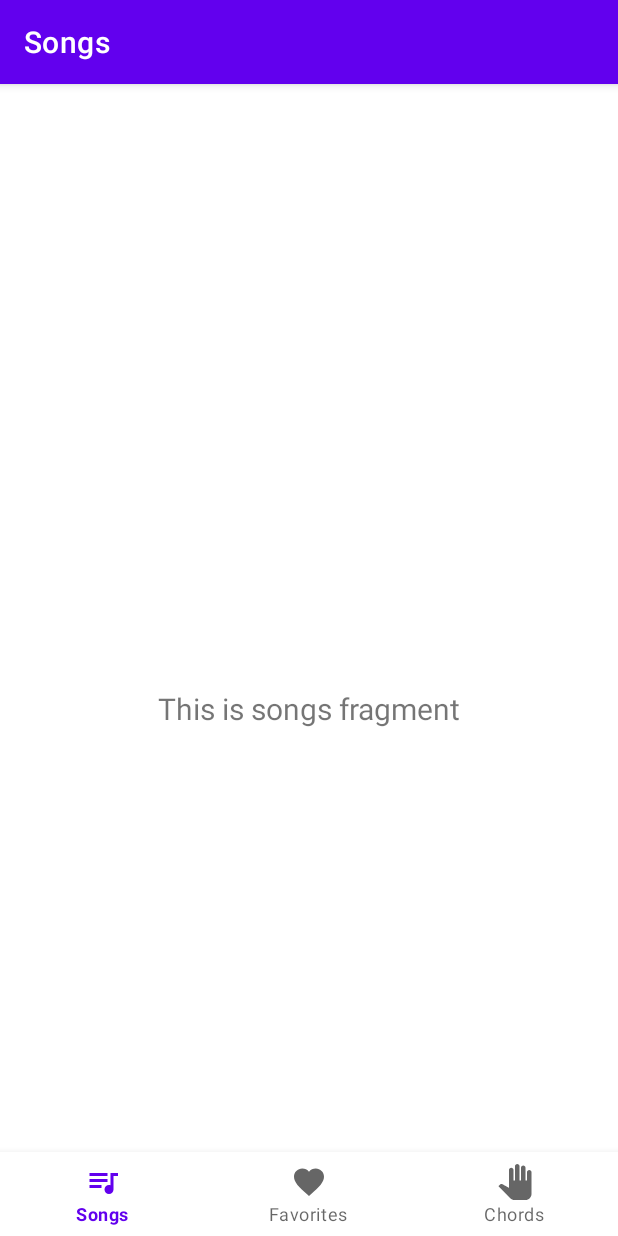
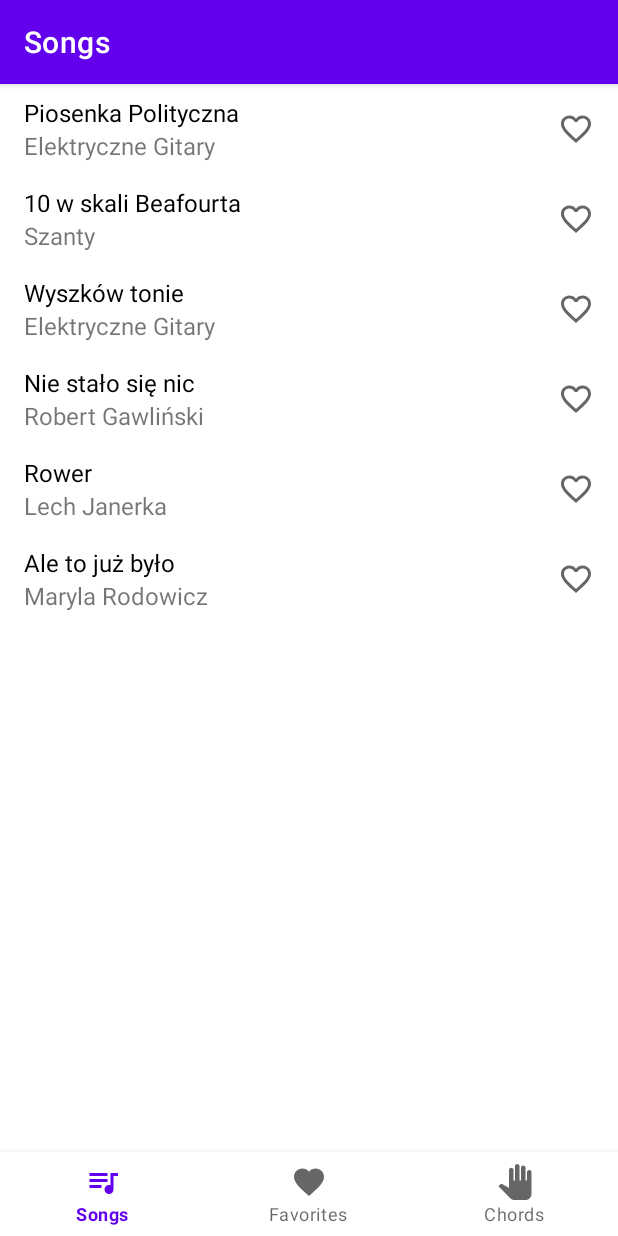
Before and after one commit to martapolcyn/Songbook, an Android app: the screen it shows after launch (MainActivity), on a phone screen of 412 x 824 dp. Run offline under Robolectric (Android 15) with nearby library versions, the phone set to English and light mode, and no system bars; our stand-ins replace navigation-ui.

Commit message:
SongFragment development (Song class, RecyclerView, RecyclerViewAdapter)

```diff
--- a/app/src/main/java/com/martapolcyn/songbook/MainActivity.java
+++ b/app/src/main/java/com/martapolcyn/songbook/MainActivity.java
@@ -1,9 +1,13 @@
 package com.martapolcyn.songbook;
 
+import android.content.Intent;
 import android.os.Bundle;
+import android.view.Menu;
+import android.widget.TextView;
 
 import com.google.android.material.bottomnavigation.BottomNavigationView;
 
+import androidx.annotation.Nullable;
 import androidx.appcompat.app.AppCompatActivity;
 import androidx.navigation.NavController;
 import androidx.navigation.Navigation;
@@ -11,6 +15,8 @@ import androidx.navigation.ui.AppBarConfiguration;
 import androidx.navigation.ui.NavigationUI;
 
 import com.martapolcyn.songbook.databinding.ActivityMainBinding;
+import com.martapolcyn.songbook.ui.songs.Song;
+import com.martapolcyn.songbook.ui.songs.SongsFragment;
 
 public class MainActivity extends AppCompatActivity {
 
@@ -34,4 +40,8 @@ public class MainActivity extends AppCompatActivity {
         NavigationUI.setupWithNavController(binding.navView, navController);
     }
 
+    @Override
+    public boolean onCreateOptionsMenu(Menu menu) {
+        return super.onCreateOptionsMenu(menu);
+    }
 }
--- /dev/null
+++ b/app/src/main/java/com/martapolcyn/songbook/ui/songs/Song.java
@@ -0,0 +1,50 @@
+package com.martapolcyn.songbook.ui.songs;
+
+import androidx.recyclerview.widget.RecyclerView;
+
+import java.io.Serializable;
+
+public class Song implements Serializable, Comparable<Song> {
+
+    private String title;
+    private String artist;
+    private String lyrics;
+    private String chords;
+
+    public Song(String title, String artist) {
+        this.title = title;
+        this.artist = artist;
+    }
+
+    public Song(String title, String artist, String lyrics, String chords) {
+        this.title = title;
+        this.artist = artist;
+        this.lyrics = lyrics;
+        this.chords = chords;
+    }
+
+    public String getTitle() {
+        return title;
+    }
+
+    public String getArtist() {
+        return artist;
+    }
+
+    public String getLyrics() {
+        return lyrics;
+    }
+
+    public String getChords() {
+        return chords;
+    }
+
+    @Override
+    public int compareTo(Song song) {
+        if (this.getArtist().compareTo(song.getArtist()) != 0) {
+            return this.getArtist().compareTo(song.getArtist());
+        } else {
+            return this.getTitle().compareTo(song.getTitle());
+        }
+    }
+}
--- /dev/null
+++ b/app/src/main/java/com/martapolcyn/songbook/ui/songs/SongAdapter.java
@@ -0,0 +1,68 @@
+package com.martapolcyn.songbook.ui.songs;
+
+import android.content.Context;
+import android.view.LayoutInflater;
+import android.view.View;
+import android.view.ViewGroup;
+import android.widget.ArrayAdapter;
+import android.widget.Filter;
+import android.widget.Filterable;
+import android.widget.TextView;
+
+import androidx.annotation.NonNull;
+import androidx.recyclerview.widget.RecyclerView;
+
+import com.martapolcyn.songbook.R;
+
+import java.lang.reflect.Array;
+import java.util.ArrayList;
+import java.util.List;
+
+public class SongAdapter extends RecyclerView.Adapter<SongAdapter.MyViewHolder> {
+
+    private ArrayList<Song> songs;
+
+    public SongAdapter(ArrayList<Song> songs) {
+        this.songs = songs;
+    }
+
+    public class MyViewHolder extends RecyclerView.ViewHolder {
+
+        private TextView tvTitle;
+        private TextView tvArtist;
+
+        public MyViewHolder(@NonNull View itemView) {
+            super(itemView);
+            tvTitle = itemView.findViewById(R.id.tv_title);
+            tvArtist = itemView.findViewById(R.id.tv_artist);
+        }
+
+        public TextView getTvTitle(){
+            return tvTitle;
+        }
+
+        public TextView getTvArtist(){
+            return tvArtist;
+        }
+    }
+
+    @NonNull
+    @Override
+    public MyViewHolder onCreateViewHolder(@NonNull ViewGroup viewGroup, int i) {
+        View itemView = LayoutInflater.from(viewGroup.getContext()).inflate(R.layout.list_item, viewGroup, false);
+        return new MyViewHolder(itemView);
+    }
+
+    @Override
+    public void onBindViewHolder(@NonNull MyViewHolder viewHolder, int i) {
+        String title = songs.get(i).getTitle();
+        String artist = songs.get(i).getArtist();
+        viewHolder.tvTitle.setText(title);
+        viewHolder.tvArtist.setText(artist);
+    }
+
+    @Override
+    public int getItemCount() {
+        return 6;
+    }
+}
--- a/app/src/main/java/com/martapolcyn/songbook/ui/songs/SongsFragment.java
+++ b/app/src/main/java/com/martapolcyn/songbook/ui/songs/SongsFragment.java
@@ -4,34 +4,69 @@ import android.os.Bundle;
 import android.view.LayoutInflater;
 import android.view.View;
 import android.view.ViewGroup;
-import android.widget.TextView;
 
 import androidx.annotation.NonNull;
+import androidx.annotation.Nullable;
 import androidx.fragment.app.Fragment;
-import androidx.lifecycle.ViewModelProvider;
+import androidx.recyclerview.widget.DefaultItemAnimator;
+import androidx.recyclerview.widget.LinearLayoutManager;
+import androidx.recyclerview.widget.RecyclerView;
 
-import com.martapolcyn.songbook.databinding.FragmentSongsBinding;
+import com.martapolcyn.songbook.R;
+
+import java.lang.reflect.Array;
+import java.util.ArrayList;
 
 public class SongsFragment extends Fragment {
 
-    private FragmentSongsBinding binding;
+    // add RecycleView member
+    private RecyclerView recyclerView;
 
-    public View onCreateView(@NonNull LayoutInflater inflater,
-                             ViewGroup container, Bundle savedInstanceState) {
-        SongsViewModel songsViewModel =
-                new ViewModelProvider(this).get(SongsViewModel.class);
+    @Nullable
+    @Override
+    public View onCreateView(@NonNull LayoutInflater inflater, @Nullable ViewGroup container, @Nullable Bundle savedInstanceState) {
 
-        binding = FragmentSongsBinding.inflate(inflater, container, false);
-        View root = binding.getRoot();
+        View view = inflater.inflate(R.layout.list_fragment, container, false);
 
-        final TextView textView = binding.textSongs;
-        songsViewModel.getText().observe(getViewLifecycleOwner(), textView::setText);
-        return root;
-    }
+        ArrayList<Song> songs = new ArrayList<>();
+        songs.add(new Song("Piosenka Polityczna", "Elektryczne Gitary",
+                "To jest piosenka polityczna" +
+                        "\nTo jest piosenka zakazana" +
+                        "\nOna jest szczera, autentyczna" +
+                        "\nJest antykapitalistyczna", "C e F G"));
+        songs.add(new Song("10 w skali Beafourta", "Szanty",
+                "Kołysał nas zachodni wiatr," +
+                        "\nbrzeg gdzieś za rufą został." +
+                        "\nI nagle ktoś jak papier zbladł:" +
+                        "\nsztorm idzie, panie bosman!", "a d\nE7 a\nd a\nH7 E7"));
+        songs.add(new Song("Wyszków tonie", "Elektryczne Gitary",
+                "Siedzę na dachu, tutaj nie dojdzie," +
+                        "\nW piwnicy zostały moje kartofle!" +
+                        "\nDwóch ludzi na tratwie uwija się żywo" +
+                        "\nTonącym po paczce sprzedają piwo!", "d B\nd A\nd B\nG"));
+        songs.add(new Song("Nie stało się nic", "Robert Gawliński",
+                "Jeden dzień, jedna noc" +
+                        "\nA w życiu jakby piękniej" +
+                        "\nByłem z nią parę chwil" +
+                        "\nByło tak namiętnie", "a d\nE\na d\nE"));
+        songs.add(new Song("Rower", "Lech Janerka",
+                "Jadę na rowerze, słuchaj, do byle gdzie" +
+                        "\nRower mam, posłuchaj, w taki różowy dżez" +
+                        "\nMoże byś tak, Damian, wpadł popedałować?", "F\nC\ng d F\n"));
+        songs.add(new Song("Ale to już było", "Maryla Rodowicz",
+                "Z wielu pieców się jadło chleb" +
+                        "\nChoć od lat przyglądam się światu" +
+                        "\nCzasem rano zabolał łeb" +
+                        "\nI mówili: zmiana klimatu", "C G C\nd G\nC G C\nd G"));
 
-    @Override
-    public void onDestroyView() {
-        super.onDestroyView();
-        binding = null;
+        recyclerView = view.findViewById(R.id.recycler_view);
+        recyclerView.setHasFixedSize(true);
+        RecyclerView.LayoutManager layoutManager = new LinearLayoutManager(getActivity().getApplicationContext());
+        recyclerView.setLayoutManager(layoutManager);
+        recyclerView.setItemAnimator(new DefaultItemAnimator());
+        recyclerView.setAdapter(new SongAdapter(songs));
+
+
+        return view;
     }
 }
--- /dev/null
+++ b/app/src/main/res/drawable/ic_search_white_24dp.xml
@@ -0,0 +1,5 @@
+<vector android:height="24dp" android:tint="#FFFFFF"
+    android:viewportHeight="24" android:viewportWidth="24"
+    android:width="24dp" xmlns:android="http://schemas.android.com/apk/res/android">
+    <path android:fillColor="@android:color/white" android:pathData="M15.5,14h-0.79l-0.28,-0.27C15.41,12.59 16,11.11 16,9.5 16,5.91 13.09,3 9.5,3S3,5.91 3,9.5 5.91,16 9.5,16c1.61,0 3.09,-0.59 4.23,-1.57l0.27,0.28v0.79l5,4.99L20.49,19l-4.99,-5zM9.5,14C7.01,14 5,11.99 5,9.5S7.01,5 9.5,5 14,7.01 14,9.5 11.99,14 9.5,14z"/>
+</vector>
--- a/app/src/main/res/layout/activity_main.xml
+++ b/app/src/main/res/layout/activity_main.xml
@@ -3,8 +3,7 @@
     xmlns:app="http://schemas.android.com/apk/res-auto"
     android:id="@+id/container"
     android:layout_width="match_parent"
-    android:layout_height="match_parent"
-    android:paddingTop="?attr/actionBarSize">
+    android:layout_height="match_parent">
 
     <com.google.android.material.bottomnavigation.BottomNavigationView
         android:id="@+id/nav_view"
--- a/app/src/main/res/layout/fragment_songs.xml
+++ /dev/null
@@ -1,22 +0,0 @@
-<?xml version="1.0" encoding="utf-8"?>
-<androidx.constraintlayout.widget.ConstraintLayout xmlns:android="http://schemas.android.com/apk/res/android"
-    xmlns:app="http://schemas.android.com/apk/res-auto"
-    xmlns:tools="http://schemas.android.com/tools"
-    android:layout_width="match_parent"
-    android:layout_height="match_parent"
-    tools:context=".ui.songs.SongsFragment">
-
-    <TextView
-        android:id="@+id/text_songs"
-        android:layout_width="match_parent"
-        android:layout_height="wrap_content"
-        android:layout_marginStart="8dp"
-        android:layout_marginTop="8dp"
-        android:layout_marginEnd="8dp"
-        android:textAlignment="center"
-        android:textSize="20sp"
-        app:layout_constraintBottom_toBottomOf="parent"
-        app:layout_constraintEnd_toEndOf="parent"
-        app:layout_constraintStart_toStartOf="parent"
-        app:layout_constraintTop_toTopOf="parent" />
-</androidx.constraintlayout.widget.ConstraintLayout>
--- /dev/null
+++ b/app/src/main/res/layout/list_fragment.xml
@@ -0,0 +1,12 @@
+<?xml version="1.0" encoding="utf-8"?>
+<androidx.constraintlayout.widget.ConstraintLayout xmlns:android="http://schemas.android.com/apk/res/android"
+    xmlns:tools="http://schemas.android.com/tools"
+    android:layout_width="match_parent"
+    android:layout_height="match_parent">
+
+    <androidx.recyclerview.widget.RecyclerView
+        android:id="@+id/recycler_view"
+        android:layout_width="match_parent"
+        android:layout_height="match_parent"
+        android:visibility="visible" />
+</androidx.constraintlayout.widget.ConstraintLayout>
--- /dev/null
+++ b/app/src/main/res/layout/list_item.xml
@@ -0,0 +1,42 @@
+<?xml version="1.0" encoding="utf-8"?>
+<RelativeLayout xmlns:android="http://schemas.android.com/apk/res/android"
+    android:layout_width="match_parent"
+    android:layout_height="wrap_content"
+    android:orientation="horizontal">
+
+    <LinearLayout
+        android:layout_width="match_parent"
+        android:layout_height="wrap_content"
+        android:orientation="vertical">
+
+        <TextView
+            android:id="@+id/tv_title"
+            android:layout_width="match_parent"
+            android:layout_height="wrap_content"
+            android:paddingStart="16dp"
+            android:paddingTop="8dp"
+            android:paddingEnd="16dp"
+            android:text="title"
+            android:textColor="@android:color/black"
+            android:textSize="16sp" />
+
+        <TextView
+            android:id="@+id/tv_artist"
+            android:layout_width="match_parent"
+            android:layout_height="wrap_content"
+            android:paddingStart="16dp"
+            android:paddingEnd="16dp"
+            android:paddingBottom="8dp"
+            android:text="artist"
+            android:textSize="16sp" />
+    </LinearLayout>
+
+    <ImageView
+        android:layout_width="wrap_content"
+        android:layout_alignParentEnd="true"
+        android:src="@drawable/ic_favorite_border_black_24dp"
+        android:layout_centerInParent="true"
+        android:padding="16dp"
+        android:layout_height="wrap_content"/>
+
+</RelativeLayout>
--- a/app/src/main/res/values/strings.xml
+++ b/app/src/main/res/values/strings.xml
@@ -3,4 +3,9 @@
     <string name="title_songs">Songs</string>
     <string name="title_favorites">Favorites</string>
     <string name="title_chords">Chords</string>
+
+    <string name="action_search">Search</string>
+    <string name="action_report">Report mistakes</string>
+    <string name="action_rate">Rate the app</string>
+    <string name="title_activity_main2">Main2Activity</string>
 </resources>
--- a/build.gradle
+++ b/build.gradle
@@ -1,7 +1,7 @@
 // Top-level build file where you can add configuration options common to all sub-projects/modules.
 plugins {
-    id 'com.android.application' version '7.1.3' apply false
-    id 'com.android.library' version '7.1.3' apply false
+    id 'com.android.application' version '7.2.1' apply false
+    id 'com.android.library' version '7.2.1' apply false
 }
 
 task clean(type: Delete) {
```
Also changed, not shown: app/src/main/java/com/martapolcyn/songbook/ui/songs/SongActivity.java (added, +36 -0 lines), app/src/main/java/com/martapolcyn/songbook/ui/songs/SongsViewModel.java (+53 -5 lines), app/src/main/res/layout/activity_song.xml (added, +55 -0 lines), app/src/main/res/layout/list_fragment_old.xml (added, +16 -0 lines), app/src/main/res/menu/menu_songs.xml (added, +23 -0 lines), gradle/wrapper/gradle-wrapper.properties.
